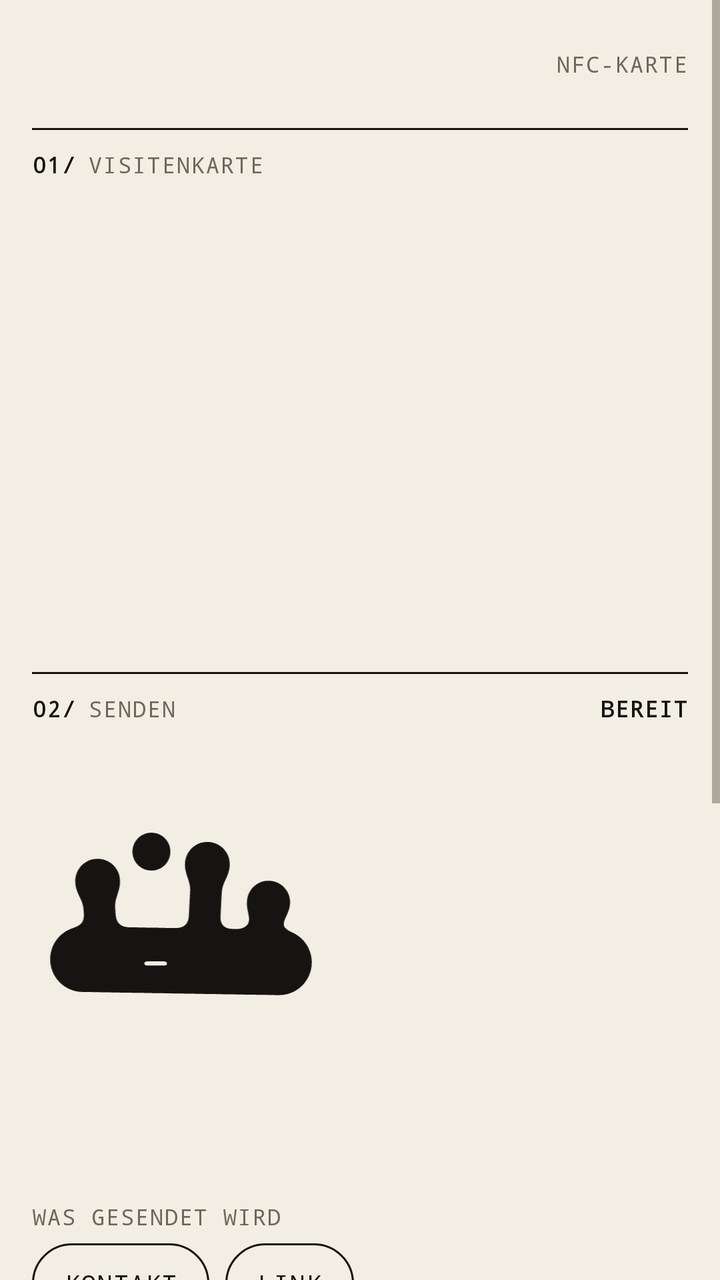
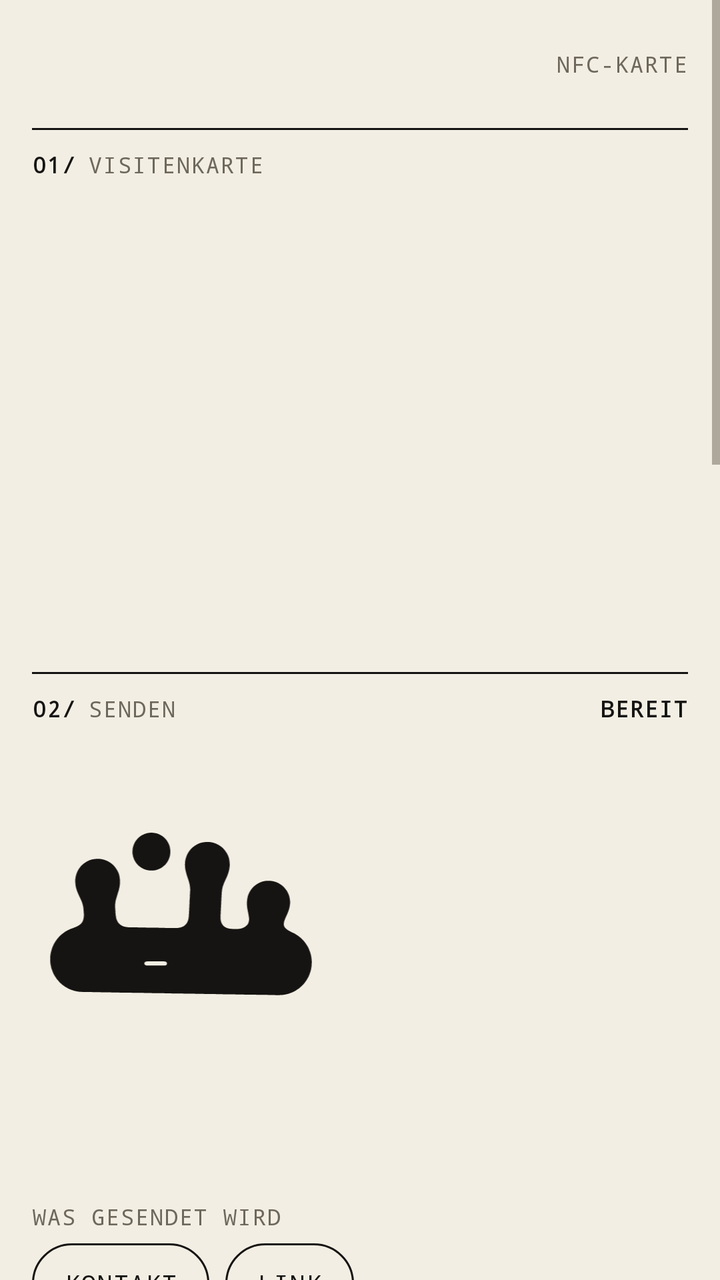

Two renders of the same Android screen: before a commit and after it. Below are the layout's source before the change and the commit's diff.
<!-- AndroidManifest.xml: application theme AppTheme -->
<!-- res/layout/activity_main.xml -->
<?xml version="1.0" encoding="utf-8"?>
<ScrollView xmlns:android="http://schemas.android.com/apk/res/android"
    android:id="@+id/scroll"
    android:layout_width="match_parent"
    android:layout_height="match_parent"
    android:background="@color/paper"
    android:fillViewport="true">

    <LinearLayout
        android:layout_width="match_parent"
        android:layout_height="wrap_content"
        android:orientation="vertical"
        android:paddingLeft="16dp"
        android:paddingRight="16dp"
        android:paddingBottom="32dp">

        
        <LinearLayout
            android:layout_width="match_parent"
            android:layout_height="64dp"
            android:gravity="center_vertical"
            android:orientation="horizontal">

            <ImageView
                android:id="@+id/logo"
                android:layout_width="wrap_content"
                android:layout_height="34dp"
                android:adjustViewBounds="true"
                android:contentDescription="rittau"
                android:scaleType="fitStart" />

            <TextView
                android:id="@+id/logoPlaceholder"
                style="@style/Kicker"
                android:text="LOGO · PLATZHALTER"
                android:visibility="gone" />

            <View
                android:layout_width="0dp"
                android:layout_height="1dp"
                android:layout_weight="1" />

            <TextView
                style="@style/Kicker"
                android:text="NFC-KARTE" />
        </LinearLayout>

        <View style="@style/Line" />

        
        <LinearLayout style="@style/SectionHead">
            <TextView style="@style/KickerNum" android:layout_marginRight="6dp" android:text="01/" />
            <TextView style="@style/Kicker" android:text="Visitenkarte" />
        </LinearLayout>

        <TextView
            android:id="@+id/name"
            android:layout_width="match_parent"
            android:layout_height="wrap_content"
            android:layout_marginTop="40dp"
            android:fontFamily="sans-serif-medium"
            android:includeFontPadding="false"
            android:letterSpacing="-0.045"
            android:lineSpacingMultiplier="0.95"
            android:textColor="@color/ink"
            android:textSize="46sp" />

        <TextView
            android:id="@+id/statement"
            android:layout_width="match_parent"
            android:layout_height="wrap_content"
            android:layout_marginTop="14dp"
            android:fontFamily="sans-serif-medium"
            android:letterSpacing="-0.03"
            android:lineSpacingMultiplier="1.04"
            android:textColor="@color/ink"
            android:textSize="24sp" />

        <LinearLayout
            android:id="@+id/meta"
            android:layout_width="match_parent"
            android:layout_height="wrap_content"
            android:layout_marginTop="40dp"
            android:orientation="vertical" />

        
        <View
            style="@style/Line"
            android:layout_marginTop="56dp" />

        <LinearLayout style="@style/SectionHead">
            <TextView style="@style/KickerNum" android:layout_marginRight="6dp" android:text="02/" />
            <TextView
                style="@style/Kicker"
                android:layout_width="0dp"
                android:layout_weight="1"
                android:text="Senden" />
            <TextView
                android:id="@+id/chip"
                style="@style/KickerNum"
                android:text="BEREIT" />
        </LinearLayout>

        <ImageView
            android:id="@+id/shape"
            android:layout_width="150dp"
            android:layout_height="wrap_content"
            android:layout_marginTop="32dp"
            android:adjustViewBounds="true"
            android:contentDescription="@null"
            android:src="@drawable/form_kamm" />

        <TextView
            android:id="@+id/status"
            android:layout_width="match_parent"
            android:layout_height="wrap_content"
            android:layout_marginTop="28dp"
            android:fontFamily="sans-serif-medium"
            android:letterSpacing="-0.03"
            android:lineSpacingMultiplier="1.05"
            android:textColor="@color/ink"
            android:textSize="26sp" />

        <TextView
            android:id="@+id/nfcSettings"
            style="@style/PillPrimary"
            android:layout_marginTop="20dp"
            android:text="NFC einschalten"
            android:visibility="gone" />

        <TextView
            style="@style/FieldLabel"
            android:layout_marginTop="32dp"
            android:text="Was gesendet wird" />

        <LinearLayout
            android:layout_width="wrap_content"
            android:layout_height="wrap_content"
            android:orientation="horizontal">

            <TextView
                android:id="@+id/modeContact"
                style="@style/Toggle"
                android:text="Kontakt" />

            <TextView
                android:id="@+id/modeLink"
                style="@style/Toggle"
                android:layout_marginLeft="8dp"
                android:text="Link" />
        </LinearLayout>

        <TextView
            android:id="@+id/hint"
            android:layout_width="match_parent"
            android:layout_height="wrap_content"
            android:layout_marginTop="16dp"
            android:background="@drawable/hint_bg"
            android:lineSpacingMultiplier="1.45"
            android:paddingLeft="16dp"
            android:paddingTop="12dp"
            android:paddingRight="14dp"
            android:paddingBottom="12dp"
            android:textColor="@color/ink_2"
            android:textSize="15sp" />

        
        <View
            style="@style/Line"
            android:layout_marginTop="56dp" />

        <LinearLayout style="@style/SectionHead">
            <TextView style="@style/KickerNum" android:layout_marginRight="6dp" android:text="03/" />
            <TextView style="@style/Kicker" android:text="Deine Daten" />
        </LinearLayout>

        <TextView
            android:id="@+id/editToggle"
            style="@style/Pill"
            android:layout_marginTop="20dp"
            android:text="Daten bearbeiten" />

        <LinearLayout
            android:id="@+id/editBox"
            android:layout_width="match_parent"
            android:layout_height="wrap_content"
            android:orientation="vertical"
            android:visibility="gone">

            <TextView style="@style/FieldLabel" android:text="Name" />
            <EditText
                android:id="@+id/fName"
                style="@style/Field"
                android:inputType="textPersonName|textCapWords" />

            <TextView style="@style/FieldLabel" android:text="Rolle" />
            <EditText
                android:id="@+id/fRole"
                style="@style/Field"
                android:inputType="textCapSentences" />

            <TextView style="@style/FieldLabel" android:text="Firma" />
            <EditText
                android:id="@+id/fCompany"
                style="@style/Field"
                android:inputType="text" />

            <TextView style="@style/FieldLabel" android:text="Abteilung" />
            <EditText
                android:id="@+id/fUnit"
                style="@style/Field"
                android:inputType="textCapWords" />

            <TextView style="@style/FieldLabel" android:text="E-Mail" />
            <EditText
                android:id="@+id/fEmail"
                style="@style/Field"
                android:inputType="textEmailAddress" />

            <TextView style="@style/FieldLabel" android:text="Telefon" />
            <EditText
                android:id="@+id/fPhone"
                style="@style/Field"
                android:inputType="phone" />

            <TextView style="@style/FieldLabel" android:text="Website" />
            <EditText
                android:id="@+id/fWeb"
                style="@style/Field"
                android:inputType="textUri" />

            <TextView style="@style/FieldLabel" android:text="Ort" />
            <EditText
                android:id="@+id/fCity"
                style="@style/Field"
                android:inputType="textCapWords" />

            <LinearLayout
                android:layout_width="wrap_content"
                android:layout_height="wrap_content"
                android:layout_marginTop="24dp"
                android:orientation="horizontal">

                <TextView
                    android:id="@+id/save"
                    style="@style/PillPrimary"
                    android:text="Speichern" />

                <TextView
                    android:id="@+id/cancel"
                    style="@style/Pill"
                    android:layout_marginLeft="8dp"
                    android:text="Abbrechen" />
            </LinearLayout>
        </LinearLayout>

        
        <LinearLayout
            android:id="@+id/updateBox"
            android:layout_width="match_parent"
            android:layout_height="wrap_content"
            android:orientation="vertical"
            android:visibility="gone">

            <View
                style="@style/Line"
                android:layout_marginTop="56dp" />

            <LinearLayout style="@style/SectionHead">
                <TextView style="@style/KickerNum" android:layout_marginRight="6dp" android:text="04/" />
                <TextView style="@style/Kicker" android:text="Update" />
            </LinearLayout>

            <TextView
                android:id="@+id/updateText"
                android:layout_width="match_parent"
                android:layout_height="wrap_content"
                android:layout_marginTop="16dp"
                android:background="@drawable/hint_bg"
                android:lineSpacingMultiplier="1.45"
                android:paddingLeft="16dp"
                android:paddingTop="12dp"
                android:paddingRight="14dp"
                android:paddingBottom="12dp"
                android:textColor="@color/ink_2"
                android:textSize="15sp" />

            <TextView
                android:id="@+id/updateBtn"
                style="@style/PillPrimary"
                android:layout_marginTop="16dp"
                android:text="Update laden" />
        </LinearLayout>

        
        <View
            style="@style/Line"
            android:layout_marginTop="64dp" />

        <TextView
            style="@style/Kicker"
            android:layout_marginTop="12dp"
            android:text="@string/footer"
            android:textAllCaps="false" />

        <TextView
            android:id="@+id/version"
            style="@style/Kicker"
            android:layout_marginTop="4dp" />
    </LinearLayout>
</ScrollView>
<!-- resources referenced by this layout -->
<resources>
  <color name="ink">#151412</color>
  <color name="ink_2">#4A463E</color>
  <color name="paper">#F3EEE3</color>
  <!-- drawable hint_bg (drawable) -->
  <?xml version="1.0" encoding="utf-8"?>
  <layer-list xmlns:android="http://schemas.android.com/apk/res/android">
      <item>
          <shape android:shape="rectangle"><solid android:color="@color/field" /></shape>
      </item>
      <item android:gravity="left|fill_vertical" android:width="3dp">
          <shape android:shape="rectangle"><solid android:color="@color/ink" /></shape>
      </item>
  </layer-list>
  <string name="footer">Ein NFC-Tool von Marcel Rittau &lt;3</string>
  <style name="Field">
          <item name="android:layout_width">match_parent</item>
          <item name="android:layout_height">wrap_content</item>
          <item name="android:background">@drawable/field_bg</item>
          <item name="android:padding">12dp</item>
          <item name="android:textSize">16sp</item>
          <item name="android:textColor">@color/ink</item>
          <item name="android:textColorHint">@color/ink_3</item>
          <item name="android:maxLines">1</item>
      </style>
  <style name="FieldLabel" parent="Kicker">
          <item name="android:layout_marginTop">18dp</item>
          <item name="android:layout_marginBottom">6dp</item>
      </style>
  <style name="Kicker">
          <item name="android:layout_width">wrap_content</item>
          <item name="android:layout_height">wrap_content</item>
          <item name="android:fontFamily">monospace</item>
          <item name="android:textSize">11sp</item>
          <item name="android:letterSpacing">0.06</item>
          <item name="android:textAllCaps">true</item>
          <item name="android:textColor">@color/ink_3</item>
      </style>
  <style name="KickerNum" parent="Kicker">
          <item name="android:textColor">@color/ink</item>
          <item name="android:textStyle">bold</item>
      </style>
  <style name="Line">
          <item name="android:layout_width">match_parent</item>
          <item name="android:layout_height">1dp</item>
          <item name="android:background">@color/ink</item>
      </style>
  <style name="Pill">
          <item name="android:layout_width">wrap_content</item>
          <item name="android:layout_height">wrap_content</item>
          <item name="android:minHeight">44dp</item>
          <item name="android:gravity">center</item>
          <item name="android:paddingLeft">20dp</item>
          <item name="android:paddingRight">20dp</item>
          <item name="android:background">@drawable/btn_pill</item>
          <item name="android:textColor">@color/btn_text</item>
          <item name="android:textSize">13.5sp</item>
          <item name="android:fontFamily">sans-serif-medium</item>
          <item name="android:clickable">true</item>
          <item name="android:focusable">true</item>
      </style>
  <style name="PillPrimary" parent="Pill">
          <item name="android:background">@drawable/btn_pill_primary</item>
          <item name="android:textColor">@color/paper</item>
      </style>
  <style name="SectionHead">
          <item name="android:layout_width">match_parent</item>
          <item name="android:layout_height">wrap_content</item>
          <item name="android:orientation">horizontal</item>
          <item name="android:paddingTop">10dp</item>
          <item name="android:paddingBottom">10dp</item>
          <item name="android:gravity">center_vertical</item>
      </style>
  <color name="field">#FBF8F1</color>
  <color name="ink_3">#6E685C</color>
  <color name="lime">#CDF443</color>
  <!-- unchanged entries left out for length: 7 -->
</resources>

<!-- the commit's change to res/layout/activity_main.xml (unified diff, before → after) -->
@@ -184,8 +184,7 @@
             android:id="@+id/editBox"
             android:layout_width="match_parent"
             android:layout_height="wrap_content"
-            android:orientation="vertical"
-            android:visibility="gone">
+            android:orientation="vertical">
 
             <TextView style="@style/FieldLabel" android:text="Name" />
             <EditText
@@ -289,7 +288,7 @@
                 android:id="@+id/updateBtn"
                 style="@style/PillPrimary"
                 android:layout_marginTop="16dp"
-                android:text="Update laden" />
+                android:text="Nach Update suchen" />
         </LinearLayout>
 
         
